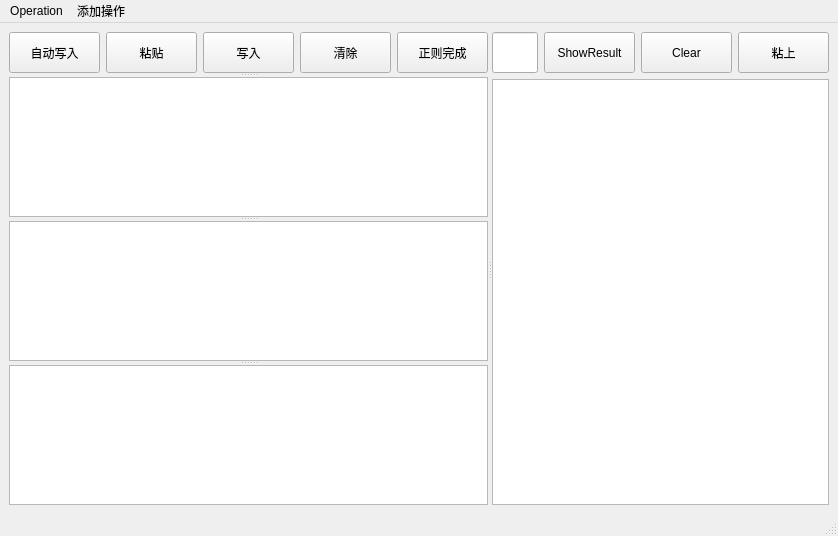
This is AutoMyCCode/db/automyccode.ui in weilaidb/pyqt5 as Qt 5 draws it before an edit. The edited form follows.
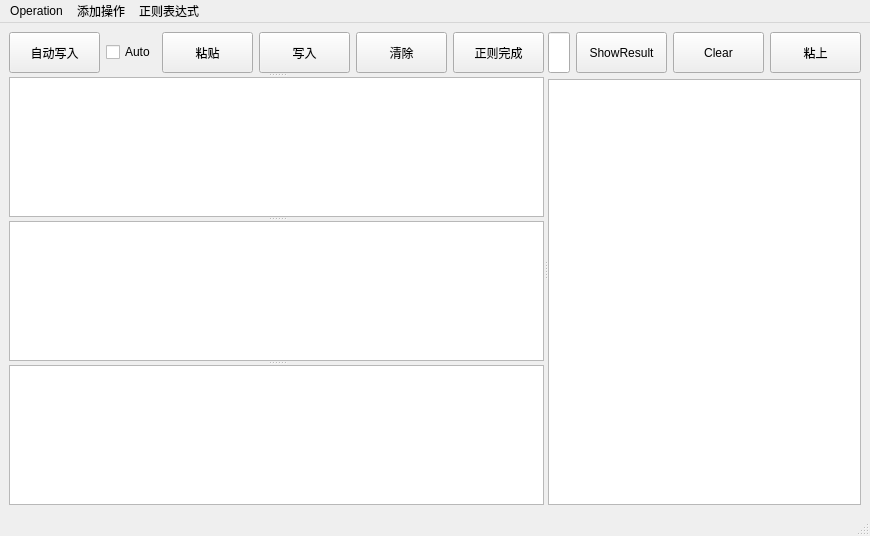
This is the edited form.

Diff of the .ui file:
```diff
--- a/AutoMyCCode/db/automyccode.ui
+++ b/AutoMyCCode/db/automyccode.ui
@@ -45,6 +45,13 @@
            </property>
           </widget>
          </item>
+         <item>
+          <widget class="QCheckBox" name="checkBox_autowrite">
+           <property name="text">
+            <string>Auto</string>
+           </property>
+          </widget>
+         </item>
          <item>
           <widget class="QPushButton" name="pushButton_paste">
            <property name="minimumSize">
@@ -263,8 +270,17 @@
     </property>
     <addaction name="actioncommentadd"/>
    </widget>
+   <widget class="QMenu" name="menu_2">
+    <property name="title">
+     <string>正则表达式</string>
+    </property>
+    <addaction name="actionfunction_name"/>
+    <addaction name="actionfunction_all"/>
+    <addaction name="actionC"/>
+   </widget>
    <addaction name="menuOperation"/>
    <addaction name="menu"/>
+   <addaction name="menu_2"/>
   </widget>
   <action name="actionSearchText">
    <property name="text">
```
Left out of the diff: 15 changed lines with no effect on the pictures.
